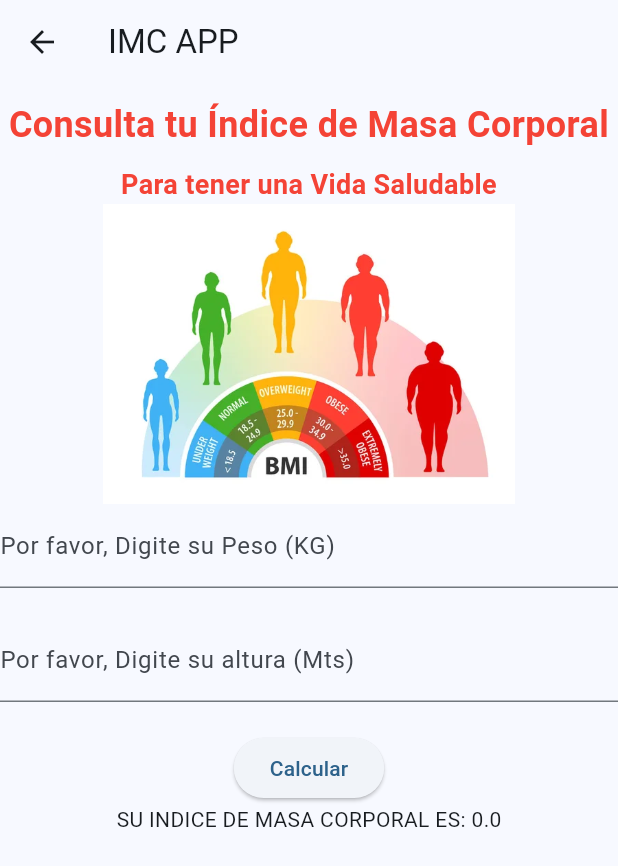
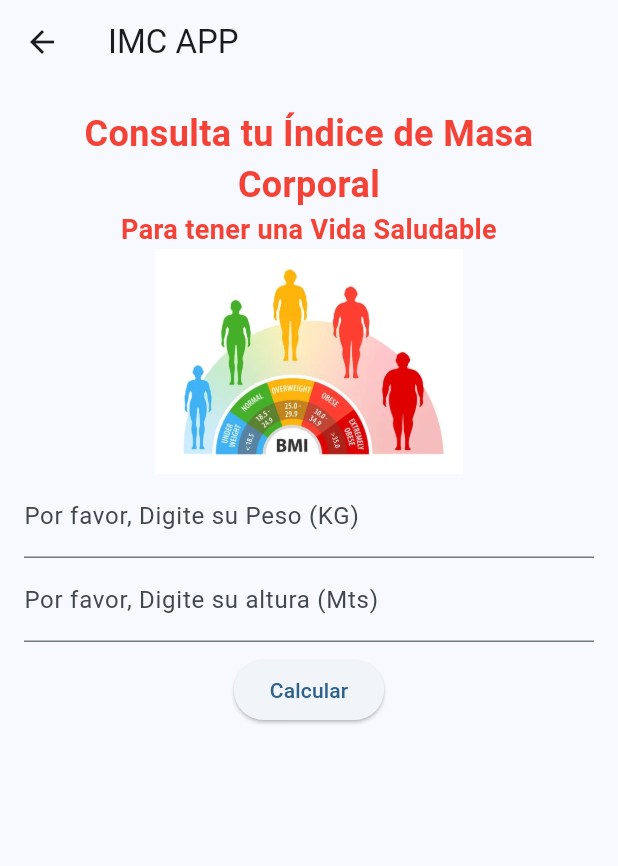
Before and after one commit to DazaTovarJ/imc_flutter, a Flutter app: the IMC screen opened by its route, on a phone screen of 412 x 824 dp. Shown: the top 866 px of the screen. Run offline on Flutter 3.47's test engine with Material 2 defaults, Android fonts, the light colour scheme and no system bars.

Commit message:
refactor(bmi): Adjust general layout

```diff
--- a/lib/mass.dart
+++ b/lib/mass.dart
@@ -23,44 +23,39 @@ class _IMCState extends State<IMC> {
   @override
   Widget build(BuildContext context) {
     return Scaffold(
-      appBar: AppBar(title: Text("IMC APP")),
+      appBar: AppBar(title: const Text("IMC APP")),
       body: Container(
-        height: 500,
         width: MediaQuery.of(context).size.width,
+        padding: const EdgeInsets.all(16.0),
         child: Column(
           mainAxisAlignment: MainAxisAlignment.start,
           crossAxisAlignment: CrossAxisAlignment.center,
           children: [
-            SizedBox(height: 10),
-            Text(
+            const Text(
               "Consulta tu Índice de Masa Corporal",
               style: TextStyle(
                   fontSize: 24, color: Colors.red, fontWeight: FontWeight.bold),
               textAlign: TextAlign.center,
             ),
-            SizedBox(
-              height: 10,
-            ),
-            Text(
+            const Text(
               "Para tener una Vida Saludable",
               style: TextStyle(
                   fontSize: 18, color: Colors.red, fontWeight: FontWeight.bold),
               textAlign: TextAlign.center,
             ),
-            Image.asset("assets/img/estado_imc.jpg", height: 200),
+            Image.asset("assets/img/estado_imc.jpg", height: 150),
             buildFields(weightCtrl, "Por favor, Digite su Peso (KG)",
                 TextInputType.number),
-            SizedBox(height: 20),
             buildFields(heightCtrl, "Por favor, Digite su altura (Mts)",
                 TextInputType.number),
-            SizedBox(height: 20),
+            const SizedBox(height: 8),
             ElevatedButton(
                 onPressed: () {
                   calculate();
                 },
                 child: const Text("Calcular"),
             ),
-            Text("SU INDICE DE MASA CORPORAL ES: $massCalculated"),
+            massCalculated != 0 ? Text("SU INDICE DE MASA CORPORAL ES: $massCalculated") : Container(),
           ],
         ),
       ),
```
